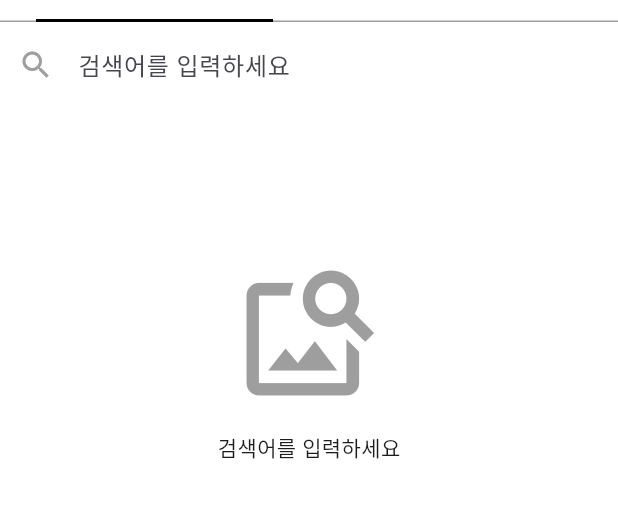
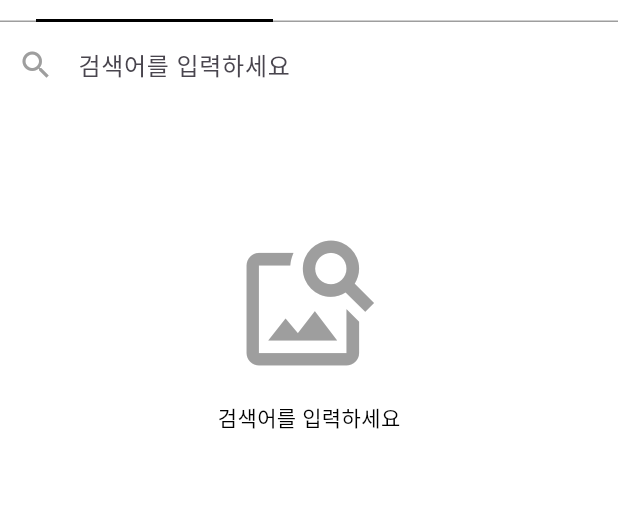
Before and after one commit to ganghee/image_search, a Flutter app: the screen it shows after launch, on a phone screen of 412 x 824 dp, the part 50-568 px from its top. Run offline on Flutter 3.47's test engine with Material 3 defaults, Android fonts, the phone set to English and light mode, and no system bars; our stand-ins replace dio, flutter_bloc, get_it, retrofit; generated files the repository leaves out were written again.

Commit message:
💄 iconMessageView 레이아웃 수정 및 NodeFocus 적용

```diff
--- a/lib/icon_message_view.dart
+++ b/lib/icon_message_view.dart
@@ -1,20 +1,24 @@
-part of 'main.dart';
+import 'package:flutter/material.dart';
 
-Widget _iconMessageView({
+Widget iconMessageView({
   required IconData icon,
   required String message,
+  double iconSize = 100,
+  textColor = Colors.black,
+  double? topMargin,
 }) {
-  return Center(
-    child: Column(
+  return Column(
+    mainAxisAlignment:
+        topMargin == null ? MainAxisAlignment.center : MainAxisAlignment.start,
     children: [
+      SizedBox(height: topMargin),
       Icon(
         icon,
-          size: 100,
+        size: iconSize,
         color: Colors.grey,
       ),
       const SizedBox(height: 16),
-        Text(message),
+      Text(message, style: TextStyle(color: textColor)),
     ],
-    ),
   );
 }
--- a/lib/main.dart
+++ b/lib/main.dart
@@ -3,10 +3,11 @@ import 'package:flutter/material.dart';
 import 'package:flutter_bloc/flutter_bloc.dart';
 import 'package:locator/get_it.dart';
 import 'package:search/bloc/search_bloc.dart';
+import 'package:search/detail/image_detail_screen.dart';
+import 'package:search/icon_message_view.dart';
 import 'package:search/model/image_vo.dart';
 
 part 'favorite_page.dart';
-part 'icon_message_view.dart';
 part 'image_list_view.dart';
 part 'search_page.dart';
 
@@ -75,9 +76,9 @@ class _HomeViewState extends State<_HomeView>
             Expanded(
               child: TabBarView(
                 controller: _tabController,
-                children: const [
-                  _SearchPage(),
-                  _FavoritePage(),
+                children: [
+                  _SearchPage(tabController: _tabController),
+                  const _FavoritePage(),
                 ],
               ),
             ),
--- a/lib/search_page.dart
+++ b/lib/search_page.dart
@@ -1,7 +1,9 @@
 part of 'main.dart';
 
 class _SearchPage extends StatefulWidget {
-  const _SearchPage();
+  final TabController tabController;
+
+  const _SearchPage({required this.tabController});
 
   @override
   State<_SearchPage> createState() => _SearchPageState();
@@ -10,6 +12,17 @@ class _SearchPage extends StatefulWidget {
 class _SearchPageState extends State<_SearchPage> {
   late final TextEditingController _textFieldController =
       TextEditingController();
+  late final FocusNode _focusNode = FocusNode();
+
+  @override
+  void initState() {
+    widget.tabController.addListener(() {
+      if (_focusNode.hasFocus) {
+        _focusNode.unfocus();
+      }
+    });
+    super.initState();
+  }
 
   @override
   void dispose() {
@@ -26,6 +39,7 @@ class _SearchPageState extends State<_SearchPage> {
             Expanded(
               child: TextField(
                 controller: _textFieldController,
+                focusNode: _focusNode,
                 textInputAction: TextInputAction.search,
                 decoration: const InputDecoration(
                   hintText: '검색어를 입력하세요',
@@ -62,7 +76,10 @@ class _SearchPageState extends State<_SearchPage> {
     } else if (searchStatus.isLoading) {
       return _loadingView();
     } else if (searchStatus.isSuccess) {
-      return _imageListView();
+      return _ImageListView(
+        images: (searchStatus as SuccessSearchStatus).imagePagingVo.items,
+        focusNode: _focusNode,
+      );
     } else if (searchStatus.isFailure) {
       return _errorView();
     } else {
@@ -80,32 +97,18 @@ class _SearchPageState extends State<_SearchPage> {
   }
 
   Widget _errorView() {
-    return const Center(
-      child: Text('에러입니다.'),
-    );
-  }
-
-  Widget _imageListView() {
-    return _ImageListView(
-      images: context.select(
-        (SearchBloc bloc) => (bloc.state.searchStatus as SuccessSearchStatus)
-            .imagePagingVo
-            .items,
-      ),
+    return iconMessageView(
+      icon: Icons.error,
+      message: '검색에 실패했습니다',
+      topMargin: 80,
     );
   }
 
   Widget _initialView() {
-    return Expanded(
-      child: Center(
-        child: Padding(
-          padding: const EdgeInsets.only(top: 100),
-          child: _iconMessageView(
-            icon: Icons.image_search,
-            message: '검색어를 입력하세요',
-          ),
-        ),
-      ),
+    return iconMessageView(
+      icon: Icons.image_search,
+      message: '검색어를 입력하세요',
+      topMargin: 80,
     );
   }
 
```
Also changed, not shown: lib/image_list_view.dart (+31 -12 lines). Lines whose indentation alone changed are shown as unchanged.
